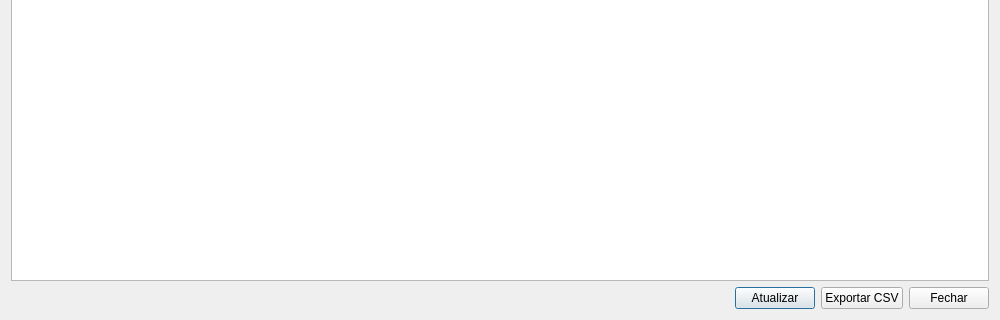
First picture: the form in ferramentas_acervo/gui/versao_relacionamento/versao_relacionamento_dialog.ui, repository 1cgeo/controle_acervo, before the edit; both pictures show x 0 to 1000 and y 280 to 600 of the 1000 by 600 pixel window.
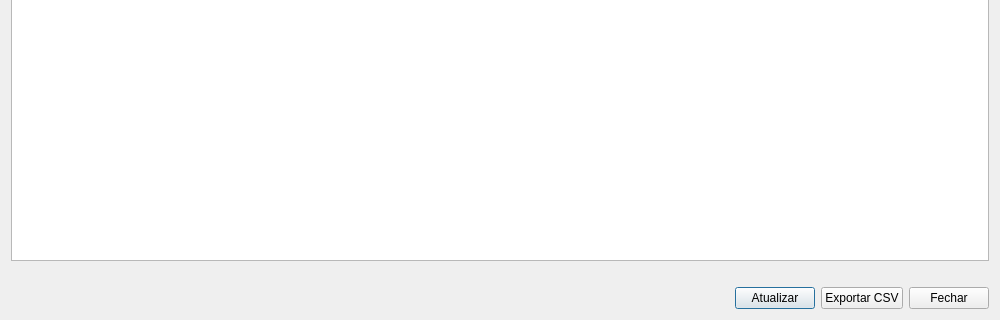
Second picture: the form after the edit.

```diff
--- a/ferramentas_acervo/gui/versao_relacionamento/versao_relacionamento_dialog.ui
+++ b/ferramentas_acervo/gui/versao_relacionamento/versao_relacionamento_dialog.ui
@@ -25,9 +25,13 @@
      <property name="sortingEnabled">
       <bool>true</bool>
      </property>
-     <attribute name="horizontalHeaderStretchLastSection">
-      <bool>true</bool>
-     </attribute>
+    </widget>
+   </item>
+   <item>
+    <widget class="QLabel" name="infoLabel">
+     <property name="text">
+      <string/>
+     </property>
     </widget>
    </item>
    <item>
```
